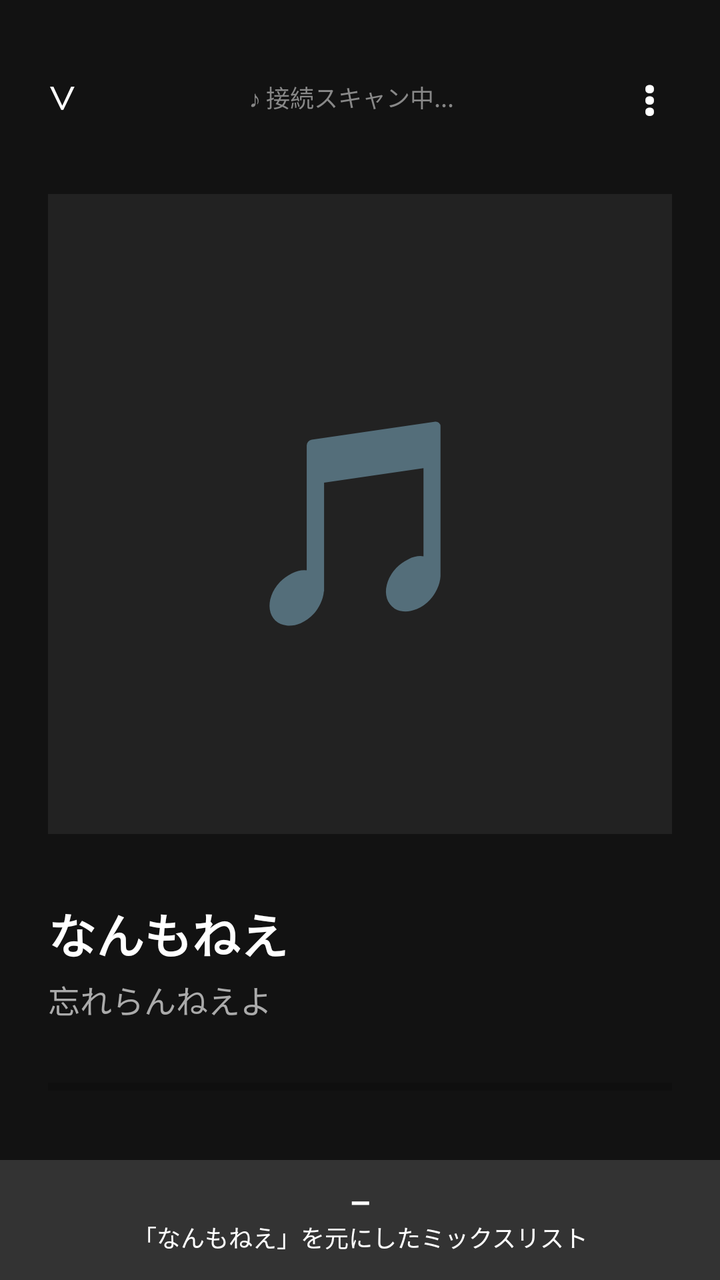
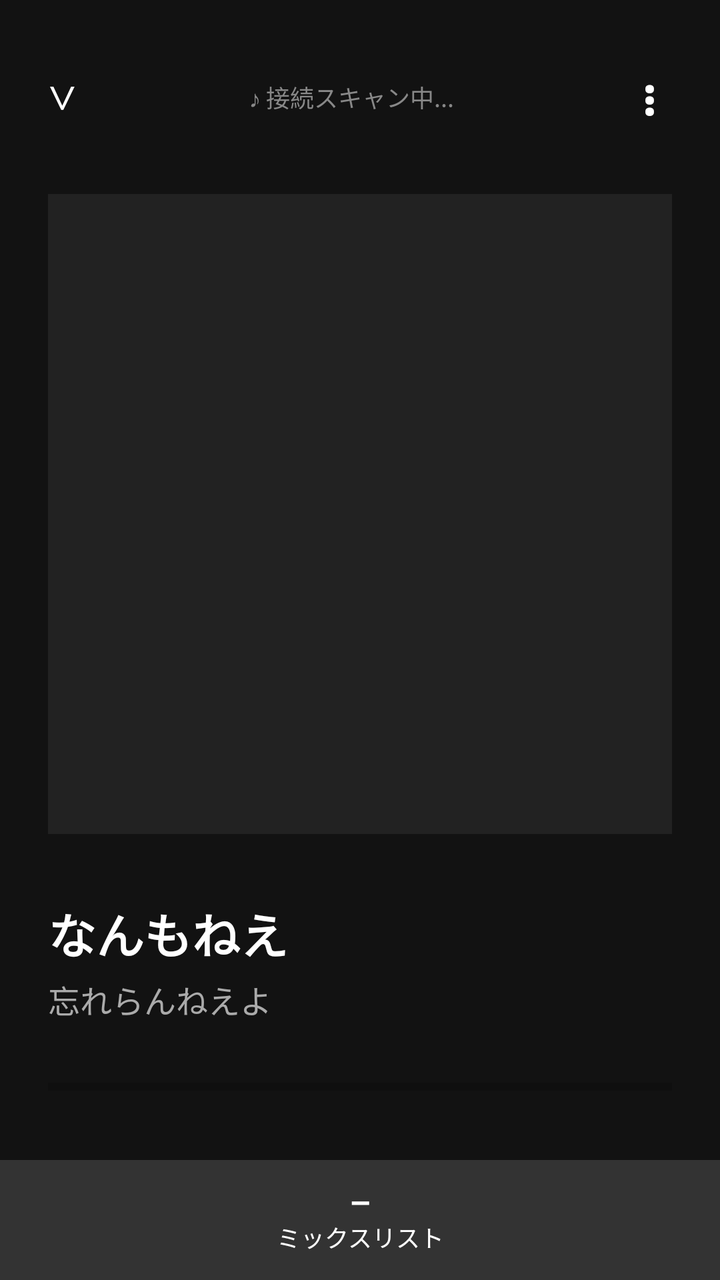

Two renders of the same Android screen: before a commit and after it. Below are the layout's source before the change and the commit's diff.
<!-- AndroidManifest.xml: application theme Theme.AppCompat.Light.NoActionBar -->
<!-- res/layout/activity_client_camo.xml -->
<?xml version="1.0" encoding="utf-8"?>
<androidx.coordinatorlayout.widget.CoordinatorLayout xmlns:android="http://schemas.android.com/apk/res/android"
    xmlns:app="http://schemas.android.com/apk/res-auto"
    android:layout_width="match_parent"
    android:layout_height="match_parent"
    android:background="#121212">

    
    <LinearLayout
        android:layout_width="match_parent"
        android:layout_height="match_parent"
        android:orientation="vertical"
        android:padding="24dp">

        
        <LinearLayout
            android:layout_width="match_parent"
            android:layout_height="wrap_content"
            android:orientation="horizontal"
            android:gravity="center_vertical"
            android:layout_marginBottom="24dp">
            
            <TextView
                android:layout_width="wrap_content"
                android:layout_height="wrap_content"
                android:text="∨"
                android:textSize="20sp"
                android:textColor="#FFFFFF" />
                
            
            <TextView
                android:id="@+id/tvTargetIpCamo"
                android:layout_width="0dp"
                android:layout_weight="1"
                android:layout_height="wrap_content"
                android:text="♪ 接続スキャン中..."
                android:textColor="#888888"
                android:textSize="12sp"
                android:gravity="center" />
                
            
            <TextView
                android:id="@+id/btnConfigIpCamo"
                android:layout_width="wrap_content"
                android:layout_height="wrap_content"
                android:text="⋮"
                android:textSize="24sp"
                android:textColor="#FFFFFF"
                android:textStyle="bold"
                android:padding="8dp"/>
        </LinearLayout>

        
        <FrameLayout
            android:id="@+id/jacketContainer"
            android:layout_width="match_parent"
            android:layout_height="320dp"
            android:layout_marginBottom="32dp">

            
            <TextView
                android:id="@+id/imgJacket"
                android:layout_width="match_parent"
                android:layout_height="match_parent"
                android:background="#222222"
                android:text="🎵"
                android:textColor="#555555"
                android:textSize="100sp"
                android:gravity="center" />

            
            <WebView
                android:id="@+id/webViewCamo"
                android:layout_width="match_parent"
                android:layout_height="match_parent"
                android:background="#000000"
                android:visibility="gone" />
        </FrameLayout>

        
        <TextView
            android:layout_width="match_parent"
            android:layout_height="wrap_content"
            android:text="なんもねえ"
            android:textColor="#FFFFFF"
            android:textSize="24sp"
            android:textStyle="bold"
            android:layout_marginBottom="4dp" />

        <TextView
            android:layout_width="match_parent"
            android:layout_height="wrap_content"
            android:text="忘れらんねえよ"
            android:textColor="#AAAAAA"
            android:textSize="16sp"
            android:layout_marginBottom="24dp" />

        
        <ProgressBar
            android:id="@+id/progressBarCamo"
            style="?android:attr/progressBarStyleHorizontal"
            android:layout_width="match_parent"
            android:layout_height="wrap_content"
            android:progress="0"
            android:layout_marginBottom="24dp" />

        
        <LinearLayout
            android:layout_width="match_parent"
            android:layout_height="wrap_content"
            android:orientation="horizontal"
            android:gravity="center"
            android:layout_marginBottom="16dp">

            
            <TextView
                android:id="@+id/btnPrevCamo"
                android:layout_width="wrap_content"
                android:layout_height="wrap_content"
                android:text="⏮"
                android:textSize="40sp"
                android:textColor="#FFFFFF"
                android:padding="16dp" />

            <Space
                android:layout_width="16dp"
                android:layout_height="wrap_content" />

            
            <TextView
                android:id="@+id/btnPlayPauseCamo"
                android:layout_width="wrap_content"
                android:layout_height="wrap_content"
                android:text="▶"
                android:textSize="56sp"
                android:textColor="#FFFFFF"
                android:padding="16dp" />

            <Space
                android:layout_width="16dp"
                android:layout_height="wrap_content" />

            
            <TextView
                android:id="@+id/btnNextCamo"
                android:layout_width="wrap_content"
                android:layout_height="wrap_content"
                android:text="⏭"
                android:textSize="40sp"
                android:textColor="#FFFFFF"
                android:padding="16dp" />
        </LinearLayout>
    </LinearLayout>

    
    <LinearLayout
        android:id="@+id/bottomSheet"
        android:layout_width="match_parent"
        android:layout_height="400dp"
        android:background="#222222"
        android:orientation="vertical"
        app:layout_behavior="com.google.android.material.bottomsheet.BottomSheetBehavior"
        app:behavior_hideable="false"
        app:behavior_peekHeight="60dp">

        
        <TextView
            android:layout_width="match_parent"
            android:layout_height="60dp"
            android:text="━\n「なんもねえ」を元にしたミックスリスト"
            android:textColor="#FFFFFF"
            android:textSize="12sp"
            android:gravity="center"
            android:background="#333333" />

        
        <ListView
            android:id="@+id/lvVaultCamo"
            android:layout_width="match_parent"
            android:layout_height="match_parent" />

    </LinearLayout>

</androidx.coordinatorlayout.widget.CoordinatorLayout>
<!-- resources referenced by this layout -->
<resources>

</resources>

<!-- the commit's change to res/layout/activity_client_camo.xml (unified diff, before → after) -->
@@ -58,15 +58,12 @@
             android:layout_marginBottom="32dp">
 
             
-            <TextView
+            <ImageView
                 android:id="@+id/imgJacket"
                 android:layout_width="match_parent"
                 android:layout_height="match_parent"
                 android:background="#222222"
-                android:text="🎵"
-                android:textColor="#555555"
-                android:textSize="100sp"
-                android:gravity="center" />
+                android:scaleType="centerCrop" />
 
             
             <WebView
@@ -79,6 +76,7 @@
 
         
         <TextView
+            android:id="@+id/tvTrackTitle"
             android:layout_width="match_parent"
             android:layout_height="wrap_content"
             android:text="なんもねえ"
@@ -88,6 +86,7 @@
             android:layout_marginBottom="4dp" />
 
         <TextView
+            android:id="@+id/tvTrackArtist"
             android:layout_width="match_parent"
             android:layout_height="wrap_content"
             android:text="忘れらんねえよ"
@@ -163,17 +162,16 @@
         app:behavior_hideable="false"
         app:behavior_peekHeight="60dp">
 
-        
         <TextView
+            android:id="@+id/tvMixListTitle"
             android:layout_width="match_parent"
             android:layout_height="60dp"
-            android:text="━\n「なんもねえ」を元にしたミックスリスト"
+            android:text="━\nミックスリスト"
             android:textColor="#FFFFFF"
             android:textSize="12sp"
             android:gravity="center"
             android:background="#333333" />
 
-        
         <ListView
             android:id="@+id/lvVaultCamo"
             android:layout_width="match_parent"
